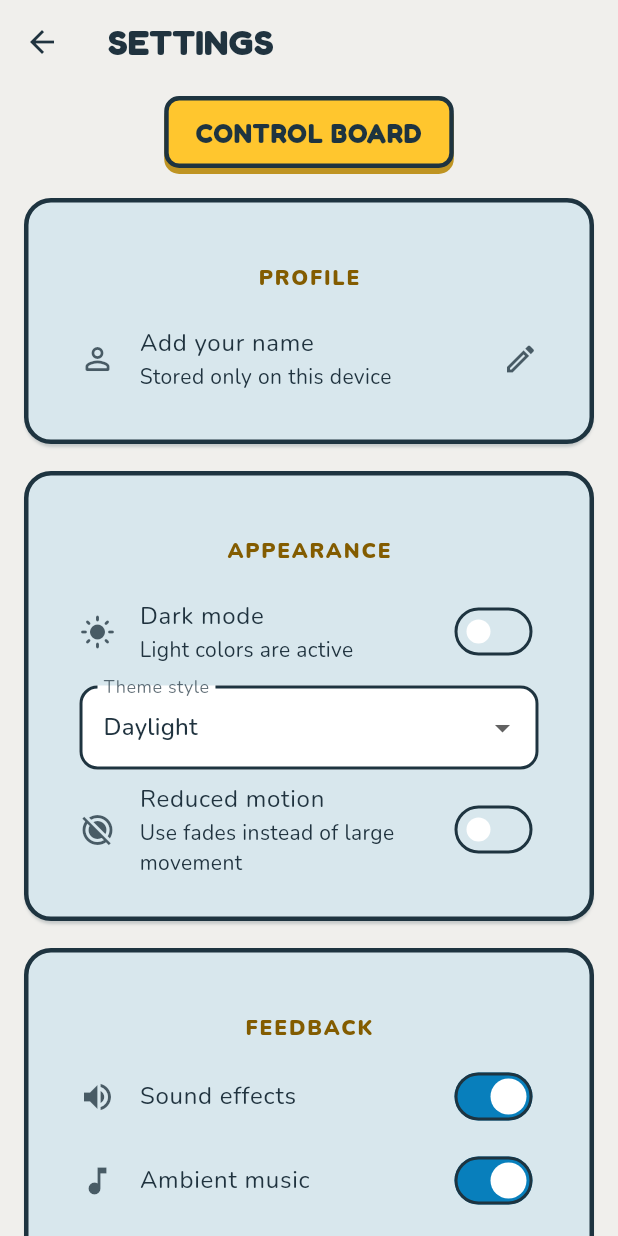
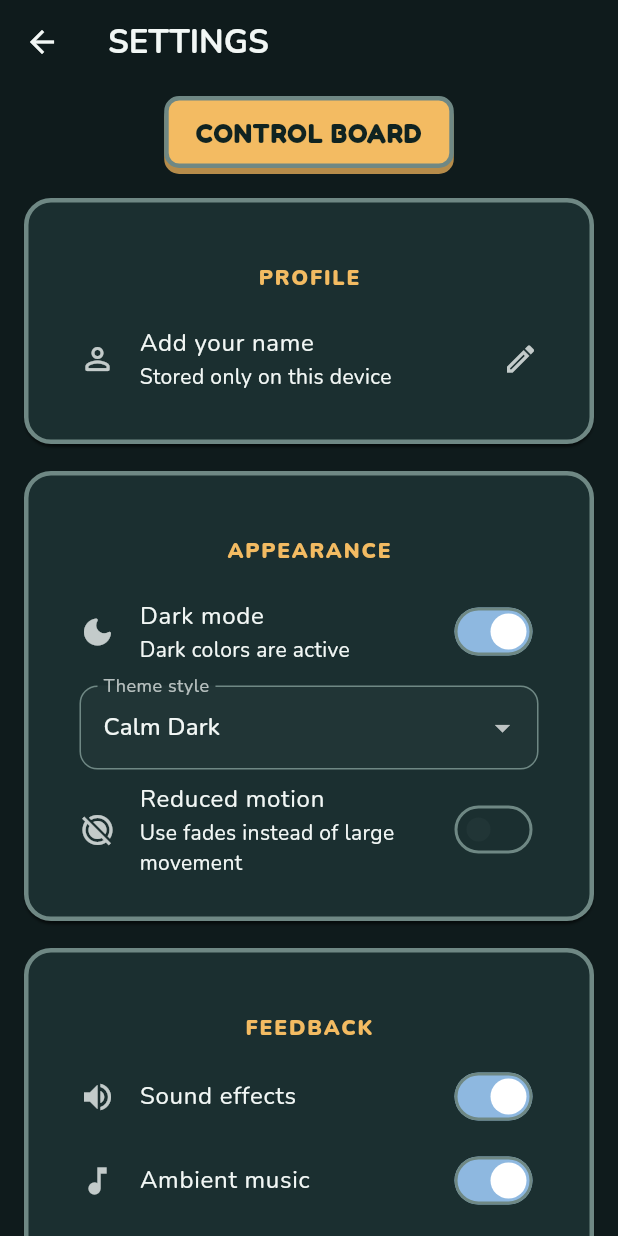
Before and after one commit to ashiqe-bts/brain, a Flutter app: the SettingsScreen screen opened directly, after a tap on "Dark mode", on a phone screen of 412 x 824 dp. Run offline on Flutter 3.47's test engine with Material 3 defaults, Android fonts, the phone set to English and light mode, and no system bars; our stand-ins replace drift, drift_flutter, equatable, flutter_bloc, flutter_local_notifications, timezone; accounts and stored records are empty; generated files the repository leaves out were written again.

Commit message:
feat: add calm focus theme system

```diff
--- a/lib/app/theme/brain_theme.dart
+++ b/lib/app/theme/brain_theme.dart
@@ -18,6 +18,9 @@ class BrainPalette extends ThemeExtension<BrainPalette> {
     required this.highlight,
     required this.frame,
     required this.hud,
+    required this.textMuted,
+    required this.focus,
+    required this.warning,
   });
 
   final Color background,
@@ -34,6 +37,7 @@ class BrainPalette extends ThemeExtension<BrainPalette> {
       highlight,
       frame,
       hud;
+  final Color textMuted, focus, warning;
 
   @override
   BrainPalette copyWith({
@@ -51,6 +55,9 @@ class BrainPalette extends ThemeExtension<BrainPalette> {
     Color? highlight,
     Color? frame,
     Color? hud,
+    Color? textMuted,
+    Color? focus,
+    Color? warning,
   }) => BrainPalette(
     background: background ?? this.background,
     surface: surface ?? this.surface,
@@ -66,6 +73,9 @@ class BrainPalette extends ThemeExtension<BrainPalette> {
     highlight: highlight ?? this.highlight,
     frame: frame ?? this.frame,
     hud: hud ?? this.hud,
+    textMuted: textMuted ?? this.textMuted,
+    focus: focus ?? this.focus,
+    warning: warning ?? this.warning,
   );
 
   @override
@@ -87,58 +97,51 @@ class BrainPalette extends ThemeExtension<BrainPalette> {
       highlight: mix(highlight, other.highlight),
       frame: mix(frame, other.frame),
       hud: mix(hud, other.hud),
+      textMuted: mix(textMuted, other.textMuted),
+      focus: mix(focus, other.focus),
+      warning: mix(warning, other.warning),
     );
   }
 }
 
 BrainPalette paletteFor(BrainTheme theme) => switch (theme) {
-  BrainTheme.midnight => const BrainPalette(
-    background: Color(0xFF11172E),
-    surface: Color(0xFF263B52),
-    surfaceHigh: Color(0xFF35556D),
-    primary: Color(0xFFB33BFF),
-    secondary: Color(0xFF38C7FF),
-    reward: Color(0xFFFFD83D),
-    success: Color(0xFF80D42B),
-    danger: Color(0xFFFF4963),
-    text: Color(0xFFF9F7EF),
-    outline: Color(0xFF142735),
-    shadow: Color(0xFF07121A),
+  BrainTheme.calmLight => const BrainPalette(
+    background: Color(0xFFF4F7F5),
+    surface: Color(0xFFFFFFFF),
+    surfaceHigh: Color(0xFFE8F0EC),
+    primary: Color(0xFF126E68),
+    secondary: Color(0xFF315C83),
+    reward: Color(0xFFE9A23B),
+    success: Color(0xFF2E7D5A),
+    danger: Color(0xFFB64A4A),
+    text: Color(0xFF172B2A),
+    outline: Color(0xFFB7C9C4),
+    shadow: Color(0xFF0B2824),
     highlight: Color(0xFFFFFFFF),
-    frame: Color(0xFF4E6B7B),
-    hud: Color(0xFF1C3042),
+    frame: Color(0xFFD5E1DD),
+    hud: Color(0xFFEDF3F0),
+    textMuted: Color(0xFF536966),
+    focus: Color(0xFF315C83),
+    warning: Color(0xFF9A650D),
   ),
-  BrainTheme.oled => const BrainPalette(
-    background: Colors.black,
-    surface: Color(0xFF17171D),
-    surfaceHigh: Color(0xFF292A35),
-    primary: Color(0xFFC044FF),
-    secondary: Color(0xFF35CAFF),
-    reward: Color(0xFFFFD83D),
-    success: Color(0xFF7ED52D),
-    danger: Color(0xFFFF4963),
-    text: Colors.white,
-    outline: Color(0xFF050505),
-    shadow: Colors.black,
+  BrainTheme.calmDark => const BrainPalette(
+    background: Color(0xFF0F1B1C),
+    surface: Color(0xFF172728),
+    surfaceHigh: Color(0xFF213536),
+    primary: Color(0xFF6ED6CA),
+    secondary: Color(0xFF8EB8E0),
+    reward: Color(0xFFF3BB62),
+    success: Color(0xFF78CCA7),
+    danger: Color(0xFFFFA3A3),
+    text: Color(0xFFF2F7F5),
+    outline: Color(0xFF6F8884),
+    shadow: Color(0xFF000000),
     highlight: Color(0xFFFFFFFF),
-    frame: Color(0xFF41424F),
-    hud: Color(0xFF111116),
-  ),
-  BrainTheme.daydream => const BrainPalette(
-    background: Color(0xFFF0EFEC),
-    surface: Color(0xFFFFF4D8),
-    surfaceHigh: Color(0xFFFFFFFF),
-    primary: Color(0xFF8D2BD1),
-    secondary: Color(0xFF087FBC),
-    reward: Color(0xFFFFC62E),
-    success: Color(0xFF64AD1F),
-    danger: Color(0xFFD9324D),
-    text: Color(0xFF20333F),
-    outline: Color(0xFF1E3440),
-    shadow: Color(0xFFA8AFB1),
-    highlight: Color(0xFFFFFFFF),
-    frame: Color(0xFF9B482B),
-    hud: Color(0xFFD8E7ED),
+    frame: Color(0xFF334A49),
+    hud: Color(0xFF1B2F30),
+    textMuted: Color(0xFFB5C8C4),
+    focus: Color(0xFFF3BB62),
+    warning: Color(0xFFF3BB62),
   ),
   BrainTheme.highContrast => const BrainPalette(
     background: Colors.black,
@@ -155,12 +158,15 @@ BrainPalette paletteFor(BrainTheme theme) => switch (theme) {
     highlight: Colors.white,
     frame: Color(0xFFFFFF00),
     hud: Colors.black,
+    textMuted: Color(0xFFE4E4E4),
+    focus: Color(0xFFFFFF00),
+    warning: Color(0xFFFFD000),
   ),
 };
 
 ThemeData buildBrainTheme(BrainTheme value) {
   final p = paletteFor(value);
-  final light = value == BrainTheme.daydream;
+  final light = value == BrainTheme.calmLight;
   final onPrimary = contrastColorFor(p.primary, p);
   final onSecondary = contrastColorFor(p.secondary, p);
   final onError = contrastColorFor(p.danger, p);
@@ -206,29 +212,21 @@ ThemeData buildBrainTheme(BrainTheme value) {
     iconTheme: IconThemeData(color: p.text),
     textTheme: baseText.copyWith(
       displayLarge: baseText.displayLarge?.copyWith(
-        fontFamily: 'Fredoka',
         fontWeight: FontWeight.w700,
       ),
       displayMedium: baseText.displayMedium?.copyWith(
-        fontFamily: 'Fredoka',
         fontWeight: FontWeight.w700,
       ),
       headlineLarge: baseText.headlineLarge?.copyWith(
-        fontFamily: 'Fredoka',
         fontWeight: FontWeight.w700,
       ),
       headlineMedium: baseText.headlineMedium?.copyWith(
-        fontFamily: 'Fredoka',
         fontWeight: FontWeight.w700,
       ),
       headlineSmall: baseText.headlineSmall?.copyWith(
-        fontFamily: 'Fredoka',
         fontWeight: FontWeight.w700,
       ),
-      titleLarge: baseText.titleLarge?.copyWith(
-        fontFamily: 'Fredoka',
-        fontWeight: FontWeight.w700,
-      ),
+      titleLarge: baseText.titleLarge?.copyWith(fontWeight: FontWeight.w700),
     ),
     appBarTheme: AppBarTheme(
       backgroundColor: p.background,
@@ -236,8 +234,8 @@ ThemeData buildBrainTheme(BrainTheme value) {
       centerTitle: false,
       elevation: 0,
       titleTextStyle: TextStyle(
-        fontFamily: 'Fredoka',
-        fontSize: 24,
+        fontFamily: 'Nunito',
+        fontSize: 22,
         fontWeight: FontWeight.w700,
         color: p.text,
       ),
@@ -247,37 +245,26 @@ ThemeData buildBrainTheme(BrainTheme value) {
       elevation: 0,
       margin: EdgeInsets.zero,
       shape: RoundedRectangleBorder(
-        borderRadius: BorderRadius.circular(18),
-        side: BorderSide(color: p.outline, width: 3),
+        borderRadius: BorderRadius.circular(16),
+        side: BorderSide(color: p.outline),
       ),
     ),
     filledButtonTheme: FilledButtonThemeData(
       style: FilledButton.styleFrom(
         minimumSize: const Size(88, 52),
-        backgroundColor: p.success,
-        foregroundColor: const Color(0xFF162A20),
-        shape: RoundedRectangleBorder(
-          borderRadius: BorderRadius.circular(15),
-          side: BorderSide(color: p.outline, width: 3),
-        ),
-        textStyle: const TextStyle(
-          fontFamily: 'Fredoka',
-          fontWeight: FontWeight.w700,
-          fontSize: 16,
-          letterSpacing: .5,
-        ),
+        backgroundColor: p.primary,
+        foregroundColor: onPrimary,
+        shape: RoundedRectangleBorder(borderRadius: BorderRadius.circular(14)),
+        textStyle: const TextStyle(fontWeight: FontWeight.w700, fontSize: 16),
       ),
     ),
     outlinedButtonTheme: OutlinedButtonThemeData(
       style: OutlinedButton.styleFrom(
         minimumSize: const Size(88, 50),
         foregroundColor: p.text,
-        side: BorderSide(color: p.outline, width: 3),
-        shape: RoundedRectangleBorder(borderRadius: BorderRadius.circular(15)),
-        textStyle: const TextStyle(
-          fontFamily: 'Fredoka',
-          fontWeight: FontWeight.w700,
-        ),
+        side: BorderSide(color: p.outline),
+        shape: RoundedRectangleBorder(borderRadius: BorderRadius.circular(14)),
+        textStyle: const TextStyle(fontWeight: FontWeight.w700),
       ),
     ),
     switchTheme: SwitchThemeData(
@@ -295,11 +282,11 @@ ThemeData buildBrainTheme(BrainTheme value) {
       labelStyle: TextStyle(color: p.text.withValues(alpha: .72)),
       enabledBorder: OutlineInputBorder(
         borderRadius: BorderRadius.circular(12),
-        borderSide: BorderSide(color: p.outline, width: 2),
+        borderSide: BorderSide(color: p.outline),
       ),
       focusedBorder: OutlineInputBorder(
         borderRadius: BorderRadius.circular(12),
-        borderSide: BorderSide(color: p.primary, width: 3),
+        borderSide: BorderSide(color: p.focus, width: 2),
       ),
     ),
     listTileTheme: ListTileThemeData(
@@ -311,7 +298,7 @@ ThemeData buildBrainTheme(BrainTheme value) {
       backgroundColor: p.surfaceHigh,
       selectedColor: p.reward,
       labelStyle: TextStyle(color: p.text, fontWeight: FontWeight.w700),
-      side: BorderSide(color: p.outline, width: 2),
+      side: BorderSide(color: p.outline),
       shape: RoundedRectangleBorder(borderRadius: BorderRadius.circular(12)),
     ),
     snackBarTheme: SnackBarThemeData(
@@ -319,14 +306,14 @@ ThemeData buildBrainTheme(BrainTheme value) {
       contentTextStyle: TextStyle(color: contrastColorFor(p.hud, p)),
       shape: RoundedRectangleBorder(
         borderRadius: BorderRadius.circular(14),
-        side: BorderSide(color: p.outline, width: 2),
+        side: BorderSide(color: p.outline),
       ),
       behavior: SnackBarBehavior.floating,
     ),
     progressIndicatorTheme: ProgressIndicatorThemeData(
       color: p.secondary,
       linearTrackColor: p.hud,
-      linearMinHeight: 12,
+      linearMinHeight: 8,
       borderRadius: BorderRadius.circular(8),
     ),
     dialogTheme: DialogThemeData(
@@ -334,7 +321,7 @@ ThemeData buildBrainTheme(BrainTheme value) {
       elevation: 12,
       shape: RoundedRectangleBorder(
         borderRadius: BorderRadius.circular(20),
-        side: BorderSide(color: p.outline, width: 4),
+        side: BorderSide(color: p.outline),
       ),
     ),
     bottomSheetTheme: BottomSheetThemeData(
@@ -342,7 +329,7 @@ ThemeData buildBrainTheme(BrainTheme value) {
       modalBackgroundColor: p.surface,
       shape: RoundedRectangleBorder(
         borderRadius: const BorderRadius.vertical(top: Radius.circular(24)),
-        side: BorderSide(color: p.outline, width: 4),
+        side: BorderSide(color: p.outline),
       ),
     ),
   );
@@ -375,16 +362,16 @@ extension BrainContext on BuildContext {
 }
 
 Color contrastColorFor(Color background, BrainPalette palette) {
-  final dark = palette.outline;
+  const dark = Color(0xFF102321);
   const light = Colors.white;
-  double contrast(Color a, Color b) {
-    final l1 = a.computeLuminance(), l2 = b.computeLuminance();
-    return (l1 > l2 ? l1 + .05 : l2 + .05) / (l1 > l2 ? l2 + .05 : l1 + .05);
-  }
-
-  return contrast(background, dark) >= contrast(background, light)
+  return contrastRatio(background, dark) >= contrastRatio(background, light)
       ? dark
       : light;
+}
+
+double contrastRatio(Color a, Color b) {
+  final l1 = a.computeLuminance(), l2 = b.computeLuminance();
+  return (l1 > l2 ? l1 + .05 : l2 + .05) / (l1 > l2 ? l2 + .05 : l1 + .05);
 }
 
 Color _gameAccent(GameType type, {required bool light}) =>
--- a/lib/core/models/brain_models.dart
+++ b/lib/core/models/brain_models.dart
@@ -1,7 +1,14 @@
 import 'dart:convert';
 import 'dart:math';
 
-enum BrainTheme { midnight, oled, daydream, highContrast }
+enum BrainTheme { calmLight, calmDark, highContrast }
+
+BrainTheme brainThemeFromName(String? name) => switch (name) {
+  'calmDark' || 'midnight' || 'oled' => BrainTheme.calmDark,
+  'highContrast' => BrainTheme.highContrast,
+  'calmLight' || 'daydream' || null => BrainTheme.calmLight,
+  _ => BrainTheme.calmLight,
+};
 
 enum SkillDomain {
   focus,
@@ -527,7 +534,7 @@ class BrainState {
   BrainState({
     this.onboarded = false,
     this.displayName,
-    this.theme = BrainTheme.midnight,
+    this.theme = BrainTheme.calmLight,
     this.sound = true,
     this.music = true,
     this.haptics = true,
@@ -617,7 +624,7 @@ class BrainState {
     return BrainState(
       onboarded: j['onboarded'] as bool? ?? false,
       displayName: j['displayName'] as String?,
-      theme: BrainTheme.values.byName(j['theme'] as String? ?? 'midnight'),
+      theme: brainThemeFromName(j['theme'] as String?),
       sound: j['sound'] as bool? ?? true,
       music: j['music'] as bool? ?? true,
       haptics: j['haptics'] as bool? ?? true,
--- a/lib/features/settings/settings_screen.dart
+++ b/lib/features/settings/settings_screen.dart
@@ -53,18 +53,18 @@ class _SettingsScreenState extends State<SettingsScreen> {
               children: [
                 _header('Appearance'),
                 SwitchListTile(
-                  value: d.theme != BrainTheme.daydream,
+                  value: d.theme != BrainTheme.calmLight,
                   onChanged: (dark) => context.read<BrainCubit>().setTheme(
-                    dark ? BrainTheme.midnight : BrainTheme.daydream,
+                    dark ? BrainTheme.calmDark : BrainTheme.calmLight,
                   ),
                   secondary: Icon(
-                    d.theme == BrainTheme.daydream
+                    d.theme == BrainTheme.calmLight
                         ? Icons.light_mode_rounded
                         : Icons.dark_mode_rounded,
                   ),
                   title: const Text('Dark mode'),
                   subtitle: Text(
-                    d.theme == BrainTheme.daydream
+                    d.theme == BrainTheme.calmLight
                         ? 'Light colors are active'
                         : 'Dark colors are active',
                   ),
@@ -227,9 +227,8 @@ class _SettingsScreenState extends State<SettingsScreen> {
         title: Text(title),
       );
   String _themeName(BrainTheme t) => switch (t) {
-    BrainTheme.midnight => 'Midnight',
-    BrainTheme.oled => 'True Black OLED',
-    BrainTheme.daydream => 'Daylight',
+    BrainTheme.calmLight => 'Calm Light',
+    BrainTheme.calmDark => 'Calm Dark',
     BrainTheme.highContrast => 'High Contrast',
   };
   Future<void> _toggleReminder(bool value, BrainState d) async {
```
Also changed, not shown: 6 other files.
